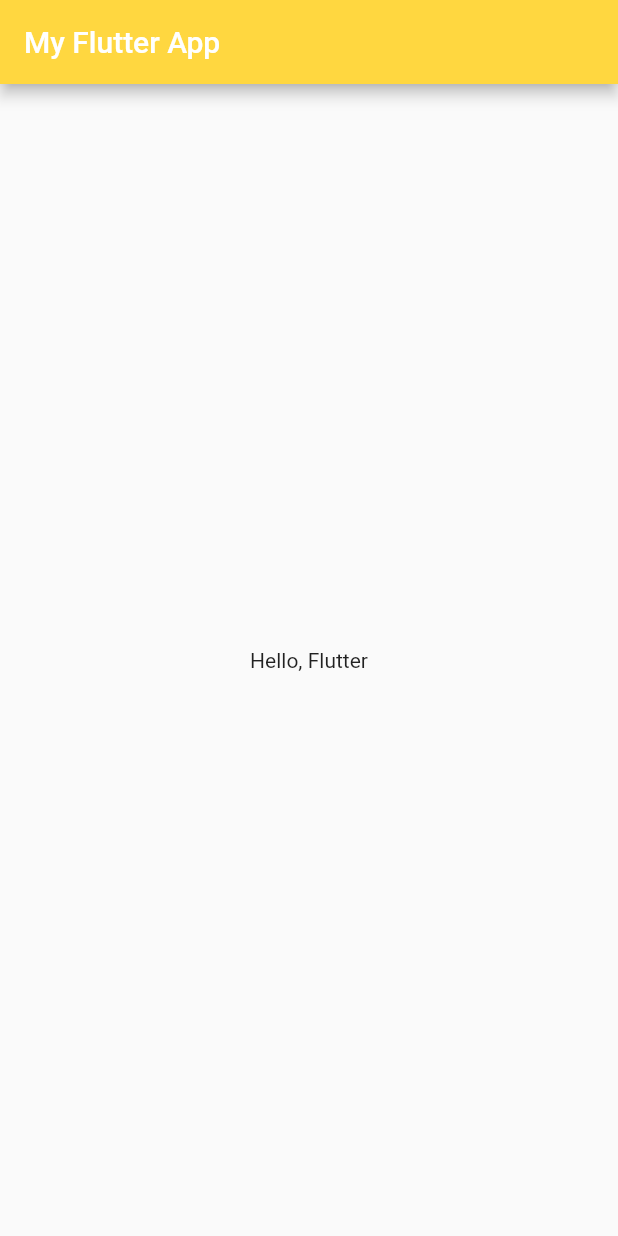
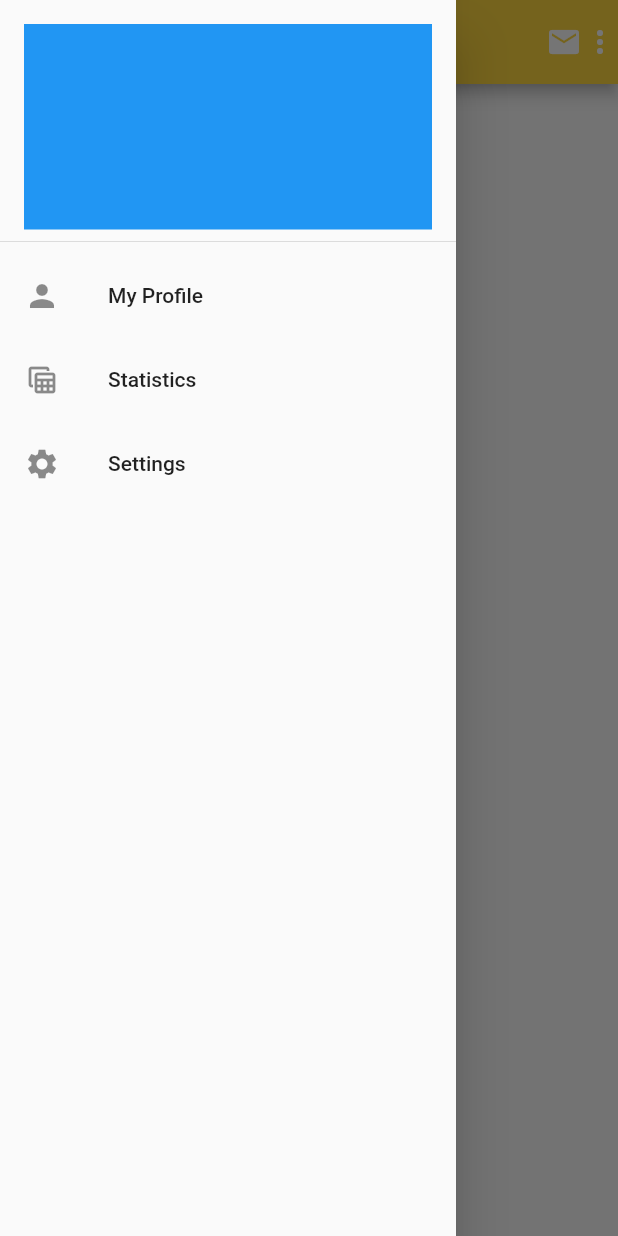
Before and after one commit to rahulkhatri19/FlutterBasicApp, a Flutter app: the screen it shows after launch, with the side drawer open (before the commit the screen has no drawer), on a phone screen of 412 x 824 dp. Run offline on Flutter 3.47's test engine with Material 2 defaults, Android fonts, the phone set to English and light mode, and no system bars.

Commit message:
Drawer by stateless widget

```diff
--- a/lib/main.dart
+++ b/lib/main.dart
@@ -7,22 +7,69 @@ void main() {
  //  triImage();
   appBarWidget();
 }
-
+class DrawerWidget extends StatelessWidget{
+  var itemMap = {
+    {'icon': Icons.person, 'title':"My Profile"},
+    {'icon': Icons.table_view, 'title': "Statistics"},
+    {'icon': Icons.settings, 'title': "Settings"}
+  };
+   @override
+  Widget build(BuildContext context){
+     return Drawer(
+       child: ListView(
+         children: [
+           DrawerHeader(child: Container(color: Colors.blue,)),
+           for(var item in itemMap)
+             ListTile(leading: Icon(item['icon'] as IconData), title: Text(item['title'] as String),)
+         ],
+       ),
+     );
+   }
+}
 void appBarWidget(){
   runApp(
     MaterialApp(
       title: "My App",
     home: Scaffold(
     appBar: AppBar(
-      title: const Text("My Flutter App", textDirection: TextDirection.ltr,),
+      leading: Icon(Icons.menu),
+      actions: [
+        Icon(Icons.email),
+        Icon(Icons.more_vert)
+      ],
+      title: const Text("My Flutter App", textDirection: TextDirection.ltr),
       backgroundColor: Colors.amberAccent,
     ),
-      body: const Align(child: Text("Hello, Flutter", textDirection: TextDirection.ltr,),),
+      drawer: DrawerWidget(),
+      // drawer: Drawer(
+      //   child: Column(
+      //     children: [
+      //       Container(height: 40,),
+      //       Row(children: [
+      //         Icon(Icons.person),
+      //         Text("Profile")
+      //       ],),
+      //       Row(children: [
+      //         Icon(Icons.table_chart),
+      //         Text("Statistics"),
+      //       ],),
+      //       Row(
+      //         children: [
+      //           Icon(Icons.settings),
+      //           Text("Settings")
+      //         ],
+      //       )
+      //     ],
+      //   ),
+      // ),
+      body: const Align(child: Text("Hello, Flutter App"),),
     )
     )
   );
 }
-
+//  Profile face icon
+//  Statistic table icon
+//   Settings gear icon
 void imageLocal(){
 runApp(Column(
   children: <Widget>[
```
